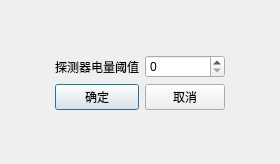
First picture: the form in RayimDR/UI/AppCfgDialog.ui, repository wangyunfu1996/RayimDR, before the edit.
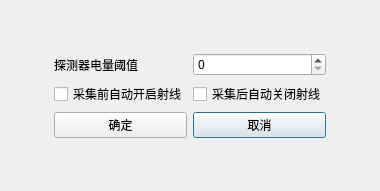
Second picture: the form after the edit. Custom widgets are drawn as their Qt base class.

Commit message: 自动开启/关闭射线可选；

```diff
--- a/RayimDR/UI/AppCfgDialog.ui
+++ b/RayimDR/UI/AppCfgDialog.ui
@@ -6,14 +6,47 @@
    <rect>
     <x>0</x>
     <y>0</y>
-    <width>280</width>
-    <height>164</height>
+    <width>380</width>
+    <height>191</height>
    </rect>
   </property>
   <property name="windowTitle">
    <string>AppCfgDialog</string>
   </property>
   <layout class="QGridLayout" name="gridLayout">
+   <item row="4" column="2">
+    <widget class="ElaPushButton" name="pushButton_cancel">
+     <property name="text">
+      <string>取消</string>
+     </property>
+    </widget>
+   </item>
+   <item row="1" column="4">
+    <spacer name="horizontalSpacer_2">
+     <property name="orientation">
+      <enum>Qt::Orientation::Horizontal</enum>
+     </property>
+     <property name="sizeHint" stdset="0">
+      <size>
+       <width>40</width>
+       <height>20</height>
+      </size>
+     </property>
+    </spacer>
+   </item>
+   <item row="5" column="1">
+    <spacer name="verticalSpacer_2">
+     <property name="orientation">
+      <enum>Qt::Orientation::Vertical</enum>
+     </property>
+     <property name="sizeHint" stdset="0">
+      <size>
+       <width>20</width>
+       <height>40</height>
+      </size>
+     </property>
+    </spacer>
+   </item>
    <item row="0" column="1">
     <spacer name="verticalSpacer">
      <property name="orientation">
@@ -27,19 +60,6 @@
      </property>
     </spacer>
    </item>
-   <item row="3" column="1">
-    <spacer name="verticalSpacer_2">
-     <property name="orientation">
-      <enum>Qt::Orientation::Vertical</enum>
-     </property>
-     <property name="sizeHint" stdset="0">
-      <size>
-       <width>20</width>
-       <height>40</height>
-      </size>
-     </property>
-    </spacer>
-   </item>
    <item row="1" column="0">
     <spacer name="horizontalSpacer">
      <property name="orientation">
@@ -53,13 +73,6 @@
      </property>
     </spacer>
    </item>
-   <item row="2" column="1">
-    <widget class="ElaPushButton" name="pushButton_confirm">
-     <property name="text">
-      <string>确定</string>
-     </property>
-    </widget>
-   </item>
    <item row="1" column="1">
     <widget class="ElaText" name="label">
      <property name="text">
@@ -67,29 +80,30 @@
      </property>
     </widget>
    </item>
-   <item row="1" column="4">
-    <spacer name="horizontalSpacer_2">
-     <property name="orientation">
-      <enum>Qt::Orientation::Horizontal</enum>
-     </property>
-     <property name="sizeHint" stdset="0">
-      <size>
-       <width>40</width>
-       <height>20</height>
-      </size>
-     </property>
-    </spacer>
-   </item>
-   <item row="2" column="2">
-    <widget class="ElaPushButton" name="pushButton_cancel">
+   <item row="4" column="1">
+    <widget class="ElaPushButton" name="pushButton_confirm">
      <property name="text">
-      <string>取消</string>
+      <string>确定</string>
      </property>
     </widget>
    </item>
    <item row="1" column="2">
     <widget class="ElaSpinBox" name="spinBox_detLowBattery"/>
    </item>
+   <item row="2" column="1">
+    <widget class="ElaCheckBox" name="checkBox_autoStartXRay">
+     <property name="text">
+      <string>采集前自动开启射线</string>
+     </property>
+    </widget>
+   </item>
+   <item row="2" column="2">
+    <widget class="ElaCheckBox" name="checkBox_autoStopXRay">
+     <property name="text">
+      <string>采集后自动关闭射线</string>
+     </property>
+    </widget>
+   </item>
   </layout>
  </widget>
  <layoutdefault spacing="6" margin="11"/>
@@ -109,6 +123,11 @@
    <extends>QSpinBox</extends>
    <header>ElaSpinBox.h</header>
   </customwidget>
+  <customwidget>
+   <class>ElaCheckBox</class>
+   <extends>QCheckBox</extends>
+   <header>ElaCheckBox.h</header>
+  </customwidget>
  </customwidgets>
  <resources/>
  <connections/>
```
The commit also changes 8 other files.
